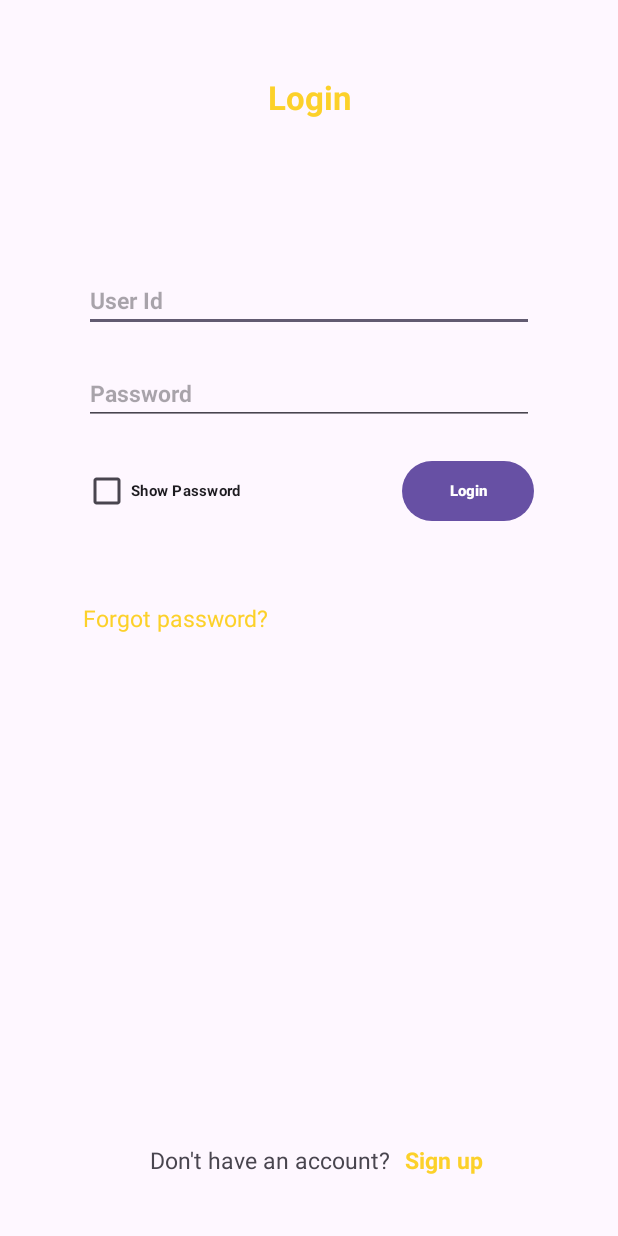
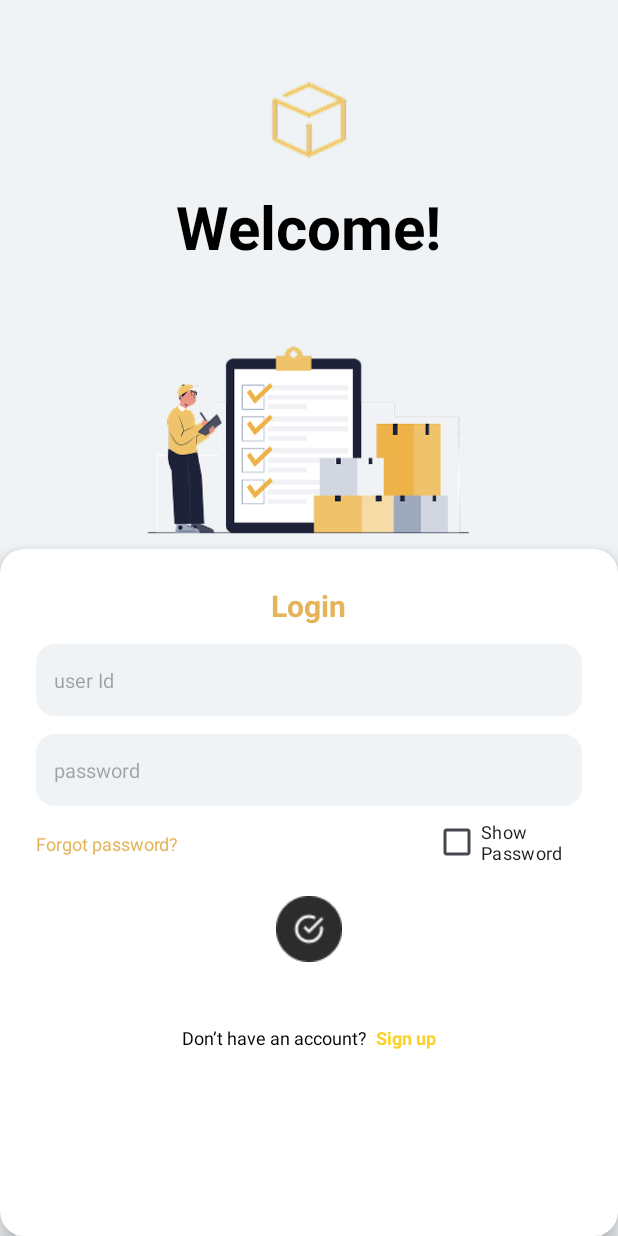
Before and after one commit to jartzy01/JJSM-Inventoria, an Android app: the screen it shows after launch (LoginActivity), on a phone screen of 412 x 824 dp. Run offline under Robolectric (Android 15) with nearby library versions, the phone set to English and light mode, and no system bars; our stand-ins replace Firebase (no records; nobody signed in at launch, a user with empty details on screens opened directly).

Commit message:
The new LoginActivity View is now using the figma UI Login design with all the functionality working.

```diff
--- a/app/src/main/java/com/example/jjsminventoria/LoginActivity.java
+++ b/app/src/main/java/com/example/jjsminventoria/LoginActivity.java
@@ -5,11 +5,16 @@ import android.content.Intent;
 import android.content.SharedPreferences;
 import android.os.Bundle;
 import android.text.InputType;
+import android.text.SpannableString;
+import android.text.Spanned;
+import android.text.method.LinkMovementMethod;
+import android.text.style.ClickableSpan;
 import android.util.Log;
 import android.view.View;
 import android.widget.Button;
 import android.widget.CheckBox;
 import android.widget.EditText;
+import android.widget.ImageButton;
 import android.widget.TextView;
 import android.widget.Toast;
 
@@ -35,7 +40,7 @@ public class LoginActivity extends AppCompatActivity implements View.OnClickList
     private static final String KEY_USER_ID = "userId";
     private static final String KEY_LAST_ACTIVITY = "lastActivity";
 
-    private Button btnLogin;
+    private ImageButton btnLogin;
     private EditText etUserId, etPassword;
     private CheckBox cbHide;
     private TextView tvForgotPassword, tvSignUp;
@@ -67,12 +72,11 @@ public class LoginActivity extends AppCompatActivity implements View.OnClickList
         cbHide = findViewById(R.id.cbHide);
 
         btnLogin.setOnClickListener(this);
+        tvForgotPassword.setOnClickListener(this);
         tvSignUp.setOnClickListener(this);
-        tvForgotPassword.setOnClickListener(this);
         cbHide.setOnCheckedChangeListener(((buttonView, isChecked) -> showPassword(isChecked)));
 
         userDb = Singleton.getInstance().getUserDb();
-
         disablePaste(etUserId);
         disablePaste(etPassword);
     }
--- a/app/src/main/res/layout/activity_login.xml
+++ b/app/src/main/res/layout/activity_login.xml
@@ -5,104 +5,159 @@
     android:id="@+id/main"
     android:layout_width="match_parent"
     android:layout_height="match_parent"
+    android:background="@color/light_gray"
     tools:context=".LoginActivity">
 
+    <ImageView
+        android:id="@+id/logoImage"
+        android:layout_width="64dp"
+        android:layout_height="64dp"
+        android:src="@drawable/ic_logo"
+        app:layout_constraintTop_toTopOf="parent"
+        app:layout_constraintStart_toStartOf="parent"
+        app:layout_constraintEnd_toEndOf="parent"
+        android:layout_marginTop="48dp"/>
+
     <TextView
-        android:id="@+id/tvTitle"
+        android:id="@+id/welcomeText"
         android:layout_width="wrap_content"
         android:layout_height="wrap_content"
-        android:text="Login"
-        android:textSize="22sp"
+        android:layout_marginTop="12dp"
+        android:text="@string/login_title"
+        android:textColor="@color/black"
+        android:textSize="40sp"
         android:textStyle="bold"
-        android:textColor="@color/yellow"
-        android:layout_marginTop="50dp"
+        app:layout_constraintEnd_toEndOf="parent"
+        app:layout_constraintStart_toStartOf="parent"
+        app:layout_constraintTop_toBottomOf="@id/logoImage" />
+
+    <ImageView
+        android:id="@+id/illustrationImage"
+        android:layout_width="350dp"
+        android:layout_height="160dp"
+        android:layout_marginTop="28dp"
+        android:src="@drawable/ic_login"
+        app:layout_constraintEnd_toEndOf="parent"
+        app:layout_constraintHorizontal_bias="0.491"
+        app:layout_constraintStart_toStartOf="parent"
+        app:layout_constraintTop_toBottomOf="@id/welcomeText" />
+
+    <androidx.cardview.widget.CardView
+        android:id="@+id/loginCard"
+        android:layout_width="0dp"
+        android:layout_height="0dp"
+        app:cardCornerRadius="16dp"
+        app:cardElevation="8dp"
+        app:layout_constraintTop_toBottomOf="@id/illustrationImage"
         app:layout_constraintStart_toStartOf="parent"
         app:layout_constraintEnd_toEndOf="parent"
-        app:layout_constraintTop_toTopOf="parent"/>
+        app:layout_constraintBottom_toBottomOf="parent">
 
-    <TextView
-        android:id="@+id/tvSignUp"
-        android:layout_width="wrap_content"
-        android:layout_height="wrap_content"
-        android:text="@string/sign_up"
-        android:textSize="15sp"
-        android:textStyle="bold"
-        android:textColor="@color/yellow"
-        android:layout_marginStart="10dp"
-        app:layout_constraintStart_toEndOf="@+id/tvCALabelSignUp"
-        app:layout_constraintBottom_toBottomOf="@+id/tvCALabelSignUp"/>
+        <LinearLayout
+            android:layout_width="match_parent"
+            android:layout_height="match_parent"
+            android:orientation="vertical"
+            android:padding="24dp">
 
-    <TextView
-        android:id="@+id/tvCALabelSignUp"
-        android:layout_width="wrap_content"
-        android:layout_height="wrap_content"
-        android:text="@string/don_t_have_an_account"
-        android:textSize="15sp"
-        android:layout_marginBottom="40dp"
-        android:layout_marginStart="100dp"
-        app:layout_constraintStart_toStartOf="parent"
-        app:layout_constraintBottom_toBottomOf="parent"
-        />
+            <TextView
+                android:layout_width="wrap_content"
+                android:layout_height="wrap_content"
+                android:layout_gravity="center_horizontal"
+                android:gravity="center"
+                android:text="@string/login_hint"
+                android:textColor="@color/orange"
+                android:textSize="20sp"
+                android:textStyle="bold" />
 
-    <TextView
-        android:id="@+id/tvForgotPassword"
-        android:layout_width="wrap_content"
-        android:layout_height="wrap_content"
-        android:text="Forgot password?"
-        android:textSize="15sp"
-        android:textColor="@color/yellow"
-        android:layout_marginTop="50dp"
-        app:layout_constraintStart_toStartOf="@+id/cbHide"
-        app:layout_constraintTop_toBottomOf="@+id/cbHide"/>
+            <EditText
+                android:id="@+id/etUserId"
+                android:layout_width="match_parent"
+                android:layout_height="48dp"
+                android:layout_marginTop="12dp"
+                android:textSize="13sp"
+                android:background="@drawable/rounded_edittext"
+                android:hint="@string/user_id_label"
+                android:inputType="number"
+                android:padding="12dp" />
 
-    <EditText
-        android:id="@+id/etUserId"
-        android:layout_width="300dp"
-        android:layout_height="wrap_content"
-        android:inputType="text"
-        android:hint="User Id"
-        android:textStyle="bold"
-        android:textSize="15sp"
-        android:layout_marginTop="100dp"
-        app:layout_constraintStart_toStartOf="parent"
-        app:layout_constraintEnd_toEndOf="parent"
-        app:layout_constraintTop_toBottomOf="@+id/tvTitle"/>
+            <EditText
+                android:id="@+id/etPassword"
+                android:layout_width="match_parent"
+                android:layout_height="48dp"
+                android:layout_marginTop="12dp"
+                android:textSize="13sp"
+                android:background="@drawable/rounded_edittext"
+                android:hint="@string/password_hint"
+                android:inputType="textPassword"
+                android:padding="12dp" />
 
-    <EditText
-        android:id="@+id/etPassword"
-        android:layout_width="300dp"
-        android:layout_height="wrap_content"
-        android:inputType="textPassword"
-        android:hint="Password"
-        android:textSize="15sp"
-        android:textStyle="bold"
-        android:layout_marginTop="20dp"
-        app:layout_constraintStart_toStartOf="parent"
-        app:layout_constraintEnd_toEndOf="parent"
-        app:layout_constraintTop_toBottomOf="@+id/etUserId"/>
+            <LinearLayout
+                android:layout_width="match_parent"
+                android:layout_height="wrap_content"
+                android:orientation="horizontal">
 
-    <CheckBox
-        android:id="@+id/cbHide"
-        android:layout_width="wrap_content"
-        android:layout_height="wrap_content"
-        android:text="Show Password"
-        android:textSize="10sp"
-        android:textStyle="bold"
-        android:layout_marginStart="55dp"
-        android:layout_marginTop="20dp"
-        app:layout_constraintStart_toStartOf="parent"
-        app:layout_constraintTop_toBottomOf="@+id/etPassword"/>
+                <TextView
+                    android:id="@+id/tvForgotPassword"
+                    android:layout_width="wrap_content"
+                    android:layout_height="wrap_content"
+                    android:layout_marginTop="8dp"
+                    android:gravity="start"
+                    android:text="@string/forgot_password_label"
+                    android:textColor="@color/orange"
+                    android:textSize="12sp" />
 
-    <Button
-        android:id="@+id/btnLogin"
-        android:layout_width="wrap_content"
-        android:layout_height="wrap_content"
-        android:text="Login"
-        android:textSize="10sp"
-        android:textColor="@color/white"
-        android:textStyle="bold"
-        app:layout_constraintEnd_toEndOf="@+id/etPassword"
-        app:layout_constraintBottom_toBottomOf="@+id/cbHide"/>
+                <CheckBox
+                    android:id="@+id/cbHide"
+                    android:layout_width="wrap_content"
+                    android:layout_height="wrap_content"
+                    android:layout_marginStart="169dp"
+                    android:text="Show Password"
+                    android:textSize="12sp"
+                    android:textAlignment="viewStart"/>
 
+            </LinearLayout>
 
+            <ImageButton
+                android:id="@+id/btnLogin"
+                android:layout_width="48dp"
+                android:layout_height="48dp"
+                android:layout_gravity="center"
+                android:layout_marginTop="10dp"
+                android:background="@android:color/transparent"
+                android:src="@drawable/ic_icon" />
+
+            <LinearLayout
+                android:layout_width="match_parent"
+                android:layout_height="wrap_content"
+                android:orientation="horizontal"
+                android:gravity="center"
+                android:layout_marginTop="40dp">
+
+                <TextView
+                    android:id="@+id/tvSignUpMessage"
+                    android:layout_width="wrap_content"
+                    android:layout_height="wrap_content"
+                    android:layout_gravity="center"
+
+                    android:clickable="true"
+                    android:focusable="true"
+                    android:text="@string/signup_text"
+                    android:textColor="@color/black"
+                    android:textSize="12sp"
+                    app:layout_constraintEnd_toEndOf="parent"
+                    app:layout_constraintStart_toStartOf="parent"
+                    app:layout_constraintTop_toBottomOf="@id/loginCard" />
+
+                <TextView
+                    android:id="@+id/tvSignUp"
+                    android:layout_width="wrap_content"
+                    android:layout_height="wrap_content"
+                    android:text="@string/sign_up"
+                    android:textSize="12sp"
+                    android:textStyle="bold"
+                    android:textColor="@color/yellow"
+                    android:layout_marginStart="5dp"/>
+            </LinearLayout>
+        </LinearLayout>
+    </androidx.cardview.widget.CardView>
 </androidx.constraintlayout.widget.ConstraintLayout>
--- a/app/src/main/res/values/strings.xml
+++ b/app/src/main/res/values/strings.xml
@@ -13,6 +13,11 @@
     <string name="title_dashboard">Dashboard</string>
     <string name="title_inventory">Inventory</string>
     <string name="title_profile">Profile</string>
-    <string name="signup_text">Don’t have an account? <font color='#FFA500'>Sign up</font></string>
+    <string name="signup_text">Don’t have an account?</string>
+    <string name="login_title">Welcome!</string>
+    <string name="login_hint">Login</string>
+    <string name="user_id_label">user Id</string>
+    <string name="password_hint">password</string>
+    <string name="forgot_password_label">Forgot password?</string>
 
 </resources>
```
